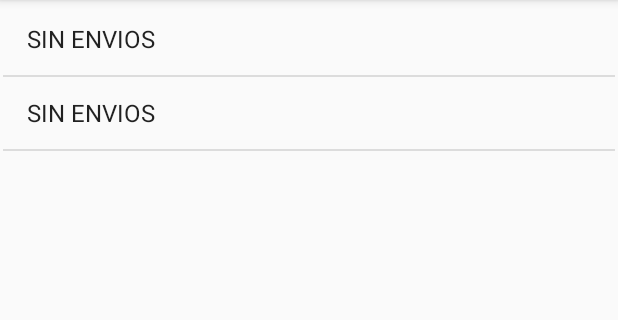
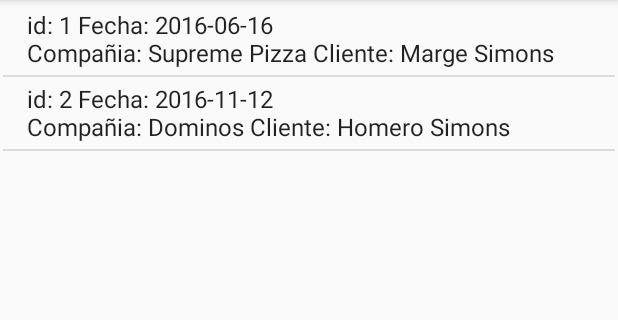
Before and after one commit to JaspmanZX/ComputoMovil-Final, an Android app: the DeliverysActivity screen opened directly, with no data from a screen before it, on a phone screen of 412 x 824 dp, the part 84-404 px from its top. Run offline under Robolectric (Android 15) with nearby library versions, the light colour scheme and no system bars.

Commit message:
ListaEnvios

```diff
--- a/app/src/main/java/com/uady/proyectofinal/DeliverysActivity.java
+++ b/app/src/main/java/com/uady/proyectofinal/DeliverysActivity.java
@@ -36,12 +36,62 @@
         // 3. build jsonObject
         listaEnvios.clear();
         System.out.println("DISPLAY DELIVERYS!!!");
+        //=======================================================================================
+        result = "{\n"+
+                "\"meta\": {\n"+
+                "\"resultsFound\": 2,\n"+
+                "\"offset\": 10,\n"+
+                "\"limit\": 10\n"+
+                "},\n"+
+                "\"data\": [\n"+
+                "{\n"+
+                "\"id\": 1,\n"+
+                "\"date\": \"2016-06-16\",\n"+
+                "\"hour\": 360,\n"+
+                "\"company\": {\n"+
+                "\"id\": 1,\n"+
+                "\"name\": \"Supreme Pizza\"\n"+
+                "},\n"+
+                "\"status\": {\n"+
+                "\"name\": \"PorConfirmar\",\n"+
+                "\"code\": 2,\n"+
+                "\"description\": \"This delivery has been asigned to at least one deliveryman and is awaiting for confirmation\"\n"+
+                "},\n"+
+                "\"client\": {\n"+
+                "\"firstName\": \"Marge\",\n"+
+                "\"lastName1\": \"Simons\",\n"+
+                "\"lastName2\": \"Soler\",\n"+
+                "\"phone\": \"9994490032\"\n"+
+                "}\n"+
+                "},\n"+
+                "{\n"+
+                "\"id\": 2,\n"+
+                "\"date\": \"2016-11-12\",\n"+
+                "\"hour\": 360,\n"+
+                "\"company\": {\n"+
+                "\"id\": 1,\n"+
+                "\"name\": \"Dominos\"\n"+
+                "},\n"+
+                "\"status\": {\n"+
+                "\"name\": \"PorConfirmar\",\n"+
+                "\"code\": 2,\n"+
+                "\"description\": \"This delivery has been asigned to at least one deliveryman and is awaiting for confirmation\"\n"+
+                "},\n"+
+                "\"client\": {\n"+
+                "\"firstName\": \"Homero\",\n"+
+                "\"lastName1\": \"Simons\",\n"+
+                "\"lastName2\": \"Soler\",\n"+
+                "\"phone\": \"9994490032\"\n"+
+                "}\n"+
+                "}\n"+
 
+                "]\n"+
+                "}\n";
+        //=======================================================================================================================
         JSONObject lista = new JSONObject(result);
         int numResul = lista.getJSONObject("meta").getInt("resultsFound");
         System.out.println(numResul);
         JSONArray arregloEnvios = lista.getJSONArray("data");
-
         for(int i=0; i<numResul; i++){
             JSONObject aux =  arregloEnvios.getJSONObject(i);
             int id  = aux.getInt("id");
--- a/app/src/main/java/com/uady/proyectofinal/LoginRepartidor.java
+++ b/app/src/main/java/com/uady/proyectofinal/LoginRepartidor.java
@@ -147,9 +147,9 @@
     }
 
     public void Terminar(){
-        //Intent intent = new Intent(this,DeliverysActivity.class);
+        Intent intent = new Intent(this,DeliverysActivity.class);
         //startActivity(intent);
-        Intent intent = new Intent(this,DeliveryStatusActivity .class);
+        //Intent intent = new Intent(this,DeliveryStatusActivity .class);
         startActivity(intent);
         finish();
     }
--- a/app/src/main/java/com/uady/proyectofinal/PATCHDeliveryStatus.java
+++ b/app/src/main/java/com/uady/proyectofinal/PATCHDeliveryStatus.java
@@ -108,9 +108,7 @@
         } catch (Exception e) {
             Log.d("InputStream", e.getLocalizedMessage());
         }
-        System.out.println("##################################");
 
-        System.out.println(result);
         // 11. return result
         return result;
     }
```
